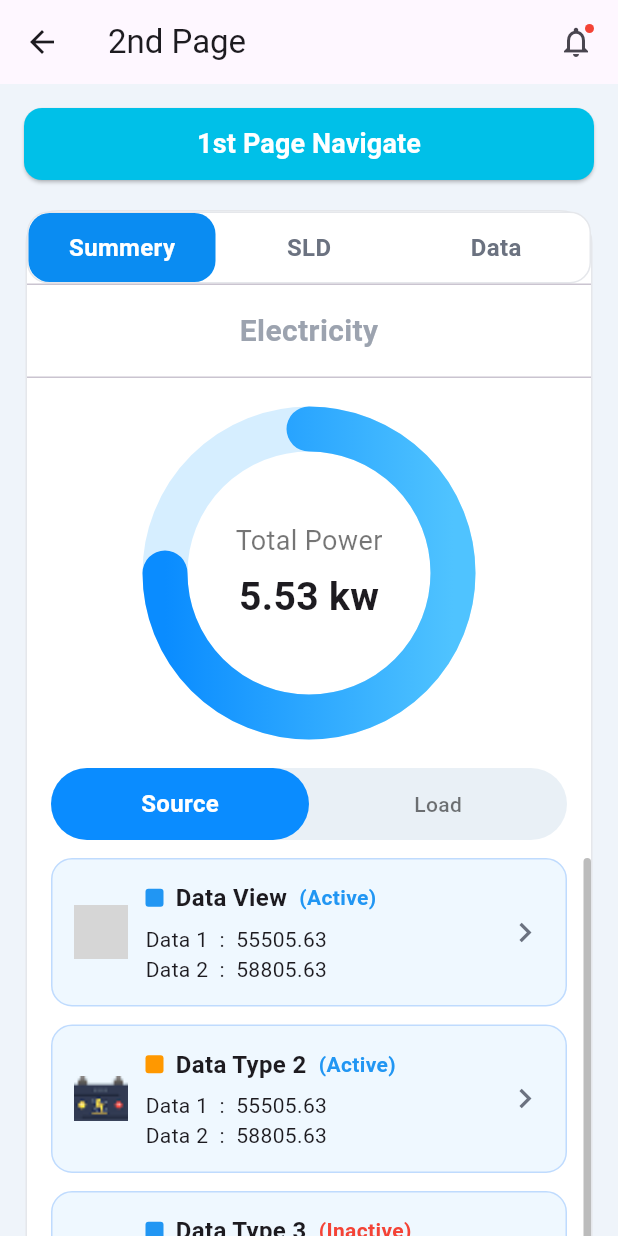
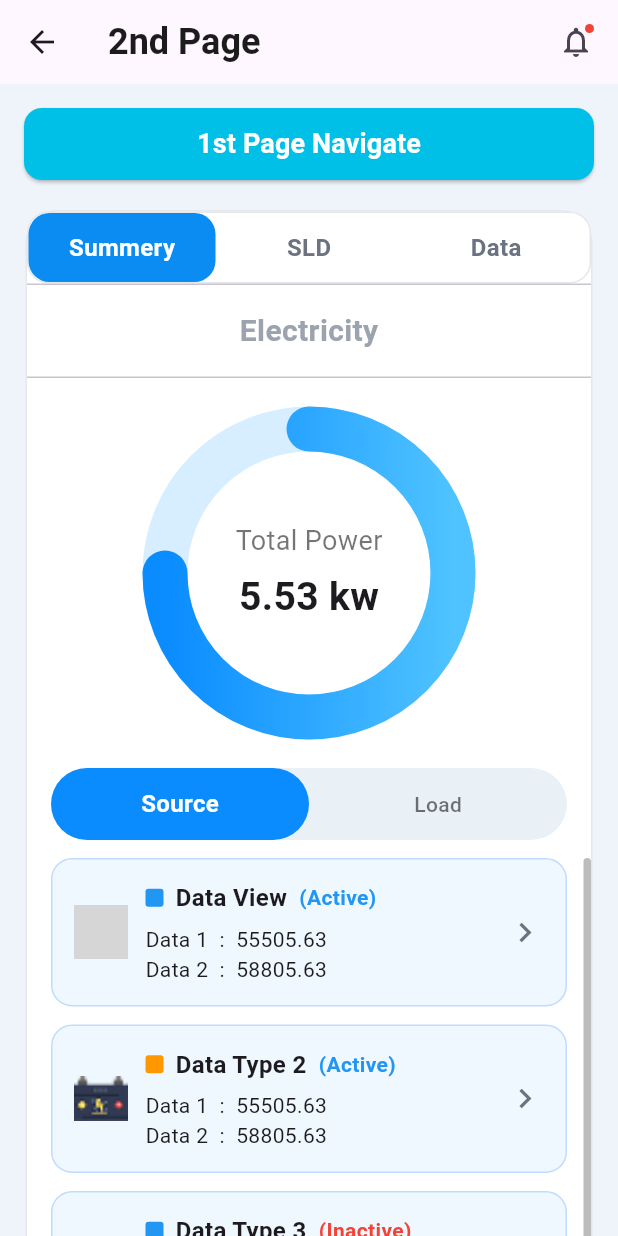
Before and after one commit to shazzadsharif2258/scube_app_task, a Flutter app: the HomeScreen screen opened by its route, after a tap on "2nd Page Navigate", on a phone screen of 412 x 824 dp. Run offline on Flutter 3.47's test engine with Material 3 defaults, Android fonts, the phone set to English and light mode, and no system bars; our stand-ins replace flutter_svg, get; grey boxes are pictures that could not be loaded.

Commit message:
first commit

```diff
--- a/lib/features/home/view/home_screen.dart
+++ b/lib/features/home/view/home_screen.dart
@@ -1,5 +1,6 @@
 import 'package:flutter/material.dart';
 import 'package:get/get.dart';
+import 'package:scube_app_task/core/constants/app_text_style.dart';
 import 'package:scube_app_task/core/routes/app_routes.dart';
 import 'package:scube_app_task/features/home/controller/home_controller.dart';
 import 'package:scube_app_task/features/home/widget/data_table_section/data_table_card.dart';
@@ -17,7 +18,10 @@ class HomeScreen extends GetView<HomeController> {
     return Scaffold(
       backgroundColor: const Color(0xFFEFF4FA),
       appBar: AppBar(
-        title: const Text('1st Page'),
+        title: const Text(
+          '1st Page',
+          style: AppTextStyles.h2,
+        ),
         leading: BackButton(
           onPressed: () => Get.toNamed(AppRoutes.splash),
         ),
--- a/lib/features/second_page/view/second_screen.dart
+++ b/lib/features/second_page/view/second_screen.dart
@@ -1,5 +1,6 @@
 import 'package:flutter/material.dart';
 import 'package:get/get.dart';
+import 'package:scube_app_task/core/constants/app_text_style.dart';
 import 'package:scube_app_task/shared/widgets/navigate_button.dart';
 import 'package:scube_app_task/features/second_page/widgets/action_gird.dart';
 import 'package:scube_app_task/features/second_page/widgets/electricity_scetion.dart';
@@ -12,7 +13,10 @@ class SecondScreen extends StatelessWidget {
     return Scaffold(
       backgroundColor: const Color(0xFFEFF4FA),
       appBar: AppBar(
-        title: const Text('2nd Page'),
+        title: const Text(
+          '2nd Page',
+          style: AppTextStyles.h2,
+        ),
         leading: const BackButton(),
         actions: [
           Padding(
```
